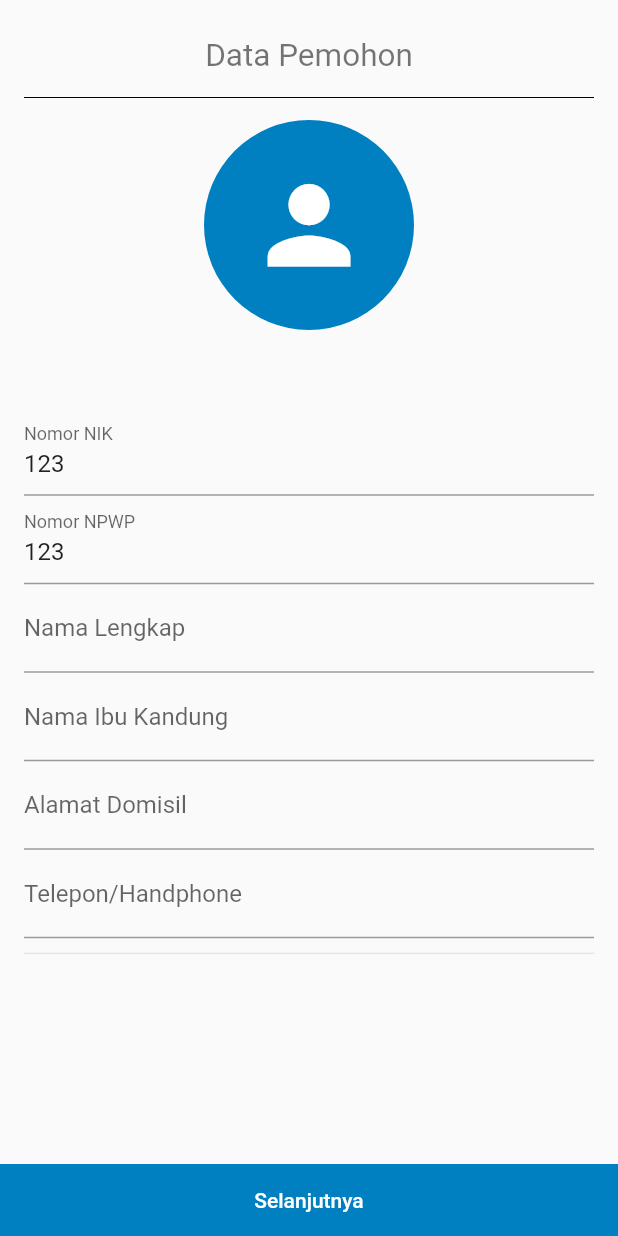
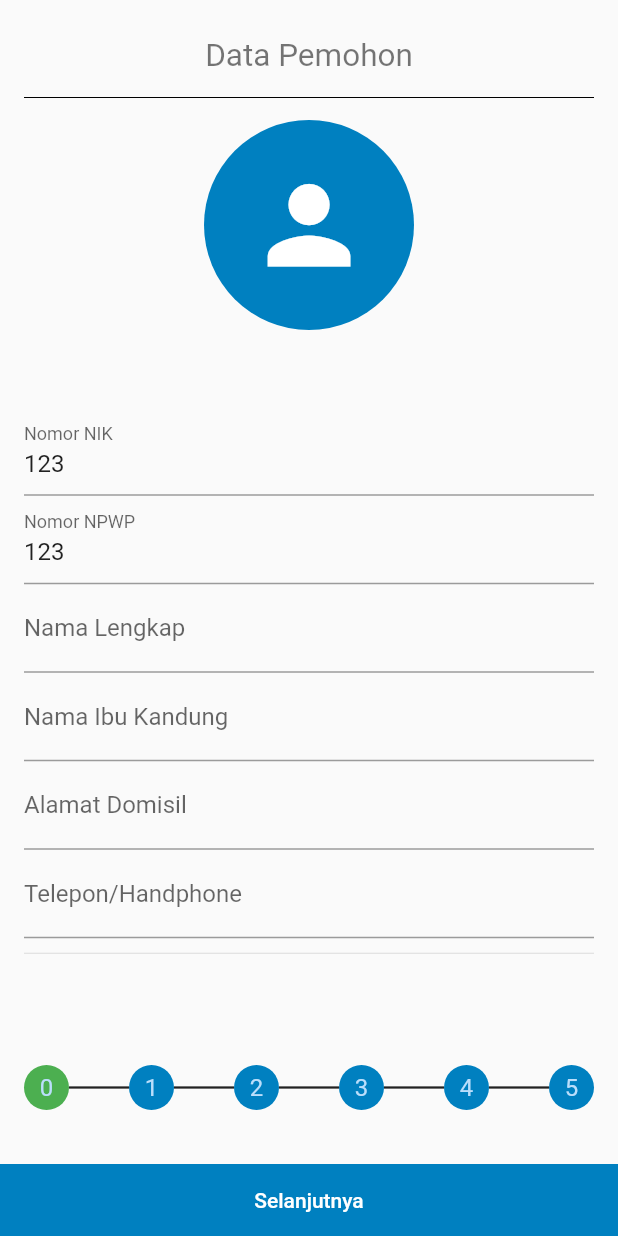
Before and after one commit to Zersya/prototypeBJB, a Flutter app: the PengajuanPage screen opened directly, after a tap on "Selanjutnya", on a phone screen of 412 x 824 dp. Run offline on Flutter 3.47's test engine with Material 2 defaults, Android fonts, the phone set to English and light mode, and no system bars; our stand-ins replace carousel_slider, flutter_masked_text, image_picker, material_design_icons_flutter, sqflite; accounts and stored records are empty.

Commit message:
add progress screen

```diff
--- a/lib/pages/pengajuan_page.dart
+++ b/lib/pages/pengajuan_page.dart
@@ -23,6 +23,25 @@ class _PengajuanPageState extends State<PengajuanPage> {
   PengajuanProvider _pengajuanProvider;
 
   int indexScreen = 0;
+  Widget _step(
+    int index,
+  ) {
+    return CircleAvatar(
+      backgroundColor: index == indexScreen ? Colors.green : Color(COLOR_MAIN),
+      radius: 15,
+      child: Text(index.toString()),
+    );
+  }
+
+  Widget _line() {
+    return Expanded(
+      flex: 1,
+      child: Container(
+        height: 1.5,
+        color: Colors.black87,
+      ),
+    );
+  }
 
   @override
   Widget build(BuildContext context) {
@@ -30,7 +49,30 @@ class _PengajuanPageState extends State<PengajuanPage> {
     _pengajuanProvider = Provider.of<PengajuanProvider>(context);
 
     return Scaffold(
-        bottomNavigationBar: Container(
+      bottomNavigationBar: Column(
+        mainAxisSize: MainAxisSize.min,
+        children: <Widget>[
+          Padding(
+            padding: const EdgeInsets.all(16.0),
+            child: Row(
+              mainAxisAlignment: MainAxisAlignment.spaceEvenly,
+              children: <Widget>[
+                _step(0),
+                _line(),
+                _step(1),
+                _line(),
+                _step(2),
+                _line(),
+                _step(3),
+                _line(),
+                _step(4),
+                _line(),
+                _step(5),
+              ],
+            ),
+          ),
+          SizedBox(height: 20,),
+          Container(
               width: double.infinity,
               color: Color(COLOR_MAIN),
               child: Builder(
@@ -43,35 +85,14 @@ class _PengajuanPageState extends State<PengajuanPage> {
                         style: TextStyle(color: Colors.white),
                       ),
                       onPressed: () async {
-                      if (indexScreen == 5) {
-                        if (!_profileProvider.isTermsAgree)
-                          Scaffold.of(context).showSnackBar(SnackBar(
-                            content:
-                                Text('Silahkan setujui syarat dan ketentuan'),
-                          ));
-                        else {
-                          _pengajuanProvider.insert(_profileProvider.profile);
-                          Navigator.of(context).pop(true);
-                        }
-                      } else {
-                        if (indexScreen == 4 && !_profileProvider.isTermsAgree)
-                          Scaffold.of(context).showSnackBar(SnackBar(
-                            content:
-                                Text('Silahkan setujui syarat dan ketentuan'),
-                          ));
-                        else {
-                          await _profileProvider.update(_profileProvider.profile.id);
-
-                          _pageController.nextPage(
-                              duration: Duration(milliseconds: 200),
-                              curve: Curves.easeInOut);
-                        }
-                      }
+                        await _showDialog(context);
                       },
                     ),
                   );
                 },
               )),
+        ],
+      ),
       body: SafeArea(
         top: true,
         child: PageView(
@@ -90,6 +111,31 @@ class _PengajuanPageState extends State<PengajuanPage> {
             RekapScreen()
           ],
         ),
+      ),
+    );
+  }
+
+  _showDialog(context) async {
+    if (indexScreen == 5) {
+      if (!_profileProvider.isTermsAgree)
+        Scaffold.of(context).showSnackBar(SnackBar(
+          content: Text('Silahkan setujui syarat dan ketentuan'),
         ));
+      else {
+        _pengajuanProvider.insert(_profileProvider.profile);
+        Navigator.of(context).pop(true);
+      }
+    } else {
+      if (indexScreen == 4 && !_profileProvider.isTermsAgree)
+        Scaffold.of(context).showSnackBar(SnackBar(
+          content: Text('Silahkan setujui syarat dan ketentuan'),
+        ));
+      else {
+        await _profileProvider.update(_profileProvider.profile.id);
+
+        _pageController.nextPage(
+            duration: Duration(milliseconds: 200), curve: Curves.easeInOut);
       }
     }
+  }
+}
```
Lines whose indentation alone changed are shown as unchanged.
